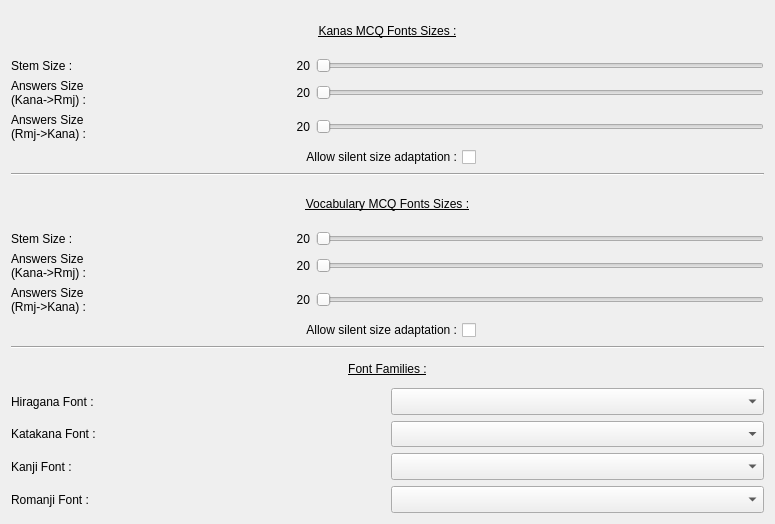
Before: the Qt Designer form Src/Pages/FntSettingsPage.ui in Aryetis/Obenkyobo, drawn with Qt 5.
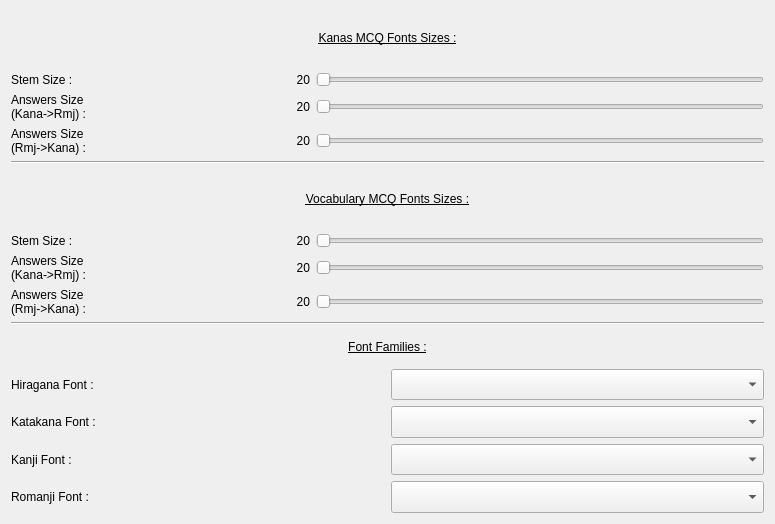
After: the same form once the commit is applied.

Commit message: made sure every fnt slider is connected, new system for warning user about incorrect size, removing outdated AllowSilentResize checkboxes, resizing stem size

```diff
--- a/Src/Pages/FntSettingsPage.ui
+++ b/Src/Pages/FntSettingsPage.ui
@@ -13,12 +13,12 @@
   <property name="windowTitle">
    <string>Form</string>
   </property>
-  <layout class="QVBoxLayout" name="verticalLayout" stretch="5,0,5,0,5">
+  <layout class="QVBoxLayout" name="verticalLayout" stretch="4,0,4,0,5">
    <property name="topMargin">
     <number>9</number>
    </property>
    <item>
-    <layout class="QVBoxLayout" name="KanasMCQFontSizesContainer" stretch="1,1,1,1,1">
+    <layout class="QVBoxLayout" name="KanasMCQFontSizesContainer" stretch="1,1,1,1">
      <property name="topMargin">
       <number>0</number>
      </property>
@@ -204,52 +204,6 @@
        </item>
       </layout>
      </item>
-     <item>
-      <layout class="QHBoxLayout" name="KanasAutoResizeContainer">
-       <property name="topMargin">
-        <number>0</number>
-       </property>
-       <item>
-        <spacer name="horizontalSpacer">
-         <property name="orientation">
-          <enum>Qt::Horizontal</enum>
-         </property>
-         <property name="sizeHint" stdset="0">
-          <size>
-           <width>40</width>
-           <height>20</height>
-          </size>
-         </property>
-        </spacer>
-       </item>
-       <item>
-        <widget class="QCheckBox" name="KanasAutoResizeCheckbox">
-         <property name="layoutDirection">
-          <enum>Qt::RightToLeft</enum>
-         </property>
-         <property name="text">
-          <string>Allow silent size adaptation :</string>
-         </property>
-         <property name="checked">
-          <bool>false</bool>
-         </property>
-        </widget>
-       </item>
-       <item>
-        <spacer name="horizontalSpacer_2">
-         <property name="orientation">
-          <enum>Qt::Horizontal</enum>
-         </property>
-         <property name="sizeHint" stdset="0">
-          <size>
-           <width>40</width>
-           <height>20</height>
-          </size>
-         </property>
-        </spacer>
-       </item>
-      </layout>
-     </item>
     </layout>
    </item>
    <item>
@@ -260,7 +214,7 @@
     </widget>
    </item>
    <item>
-    <layout class="QVBoxLayout" name="VocabMCQFontSizesContainer" stretch="1,1,0,1,1">
+    <layout class="QVBoxLayout" name="VocabMCQFontSizesContainer" stretch="1,1,0,1">
      <property name="topMargin">
       <number>0</number>
      </property>
@@ -425,52 +379,6 @@
        </item>
       </layout>
      </item>
-     <item>
-      <layout class="QHBoxLayout" name="VocabAutoResizeContainer">
-       <property name="topMargin">
-        <number>0</number>
-       </property>
-       <item>
-        <spacer name="horizontalSpacer_3">
-         <property name="orientation">
-          <enum>Qt::Horizontal</enum>
-         </property>
-         <property name="sizeHint" stdset="0">
-          <size>
-           <width>40</width>
-           <height>20</height>
-          </size>
-         </property>
-        </spacer>
-       </item>
-       <item>
-        <widget class="QCheckBox" name="VocabAutoResizeCheckbox">
-         <property name="layoutDirection">
-          <enum>Qt::RightToLeft</enum>
-         </property>
-         <property name="text">
-          <string>Allow silent size adaptation :</string>
-         </property>
-         <property name="checked">
-          <bool>false</bool>
-         </property>
-        </widget>
-       </item>
-       <item>
-        <spacer name="horizontalSpacer_4">
-         <property name="orientation">
-          <enum>Qt::Horizontal</enum>
-         </property>
-         <property name="sizeHint" stdset="0">
-          <size>
-           <width>40</width>
-           <height>20</height>
-          </size>
-         </property>
-        </spacer>
-       </item>
-      </layout>
-     </item>
     </layout>
    </item>
    <item>
```
The commit also changes 9 other files.
